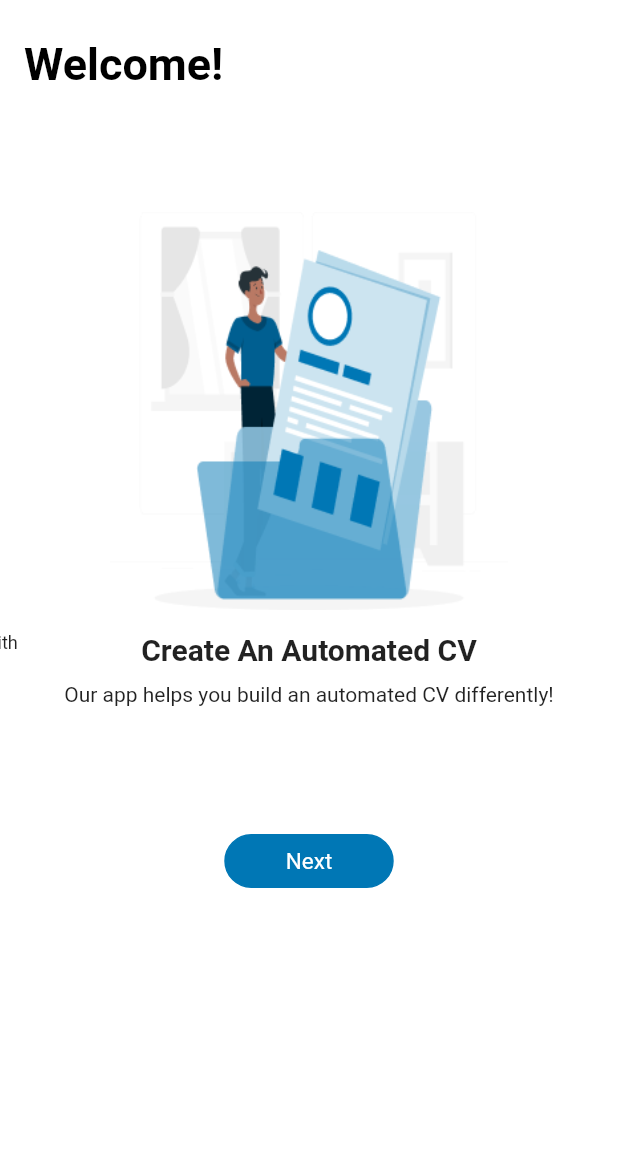
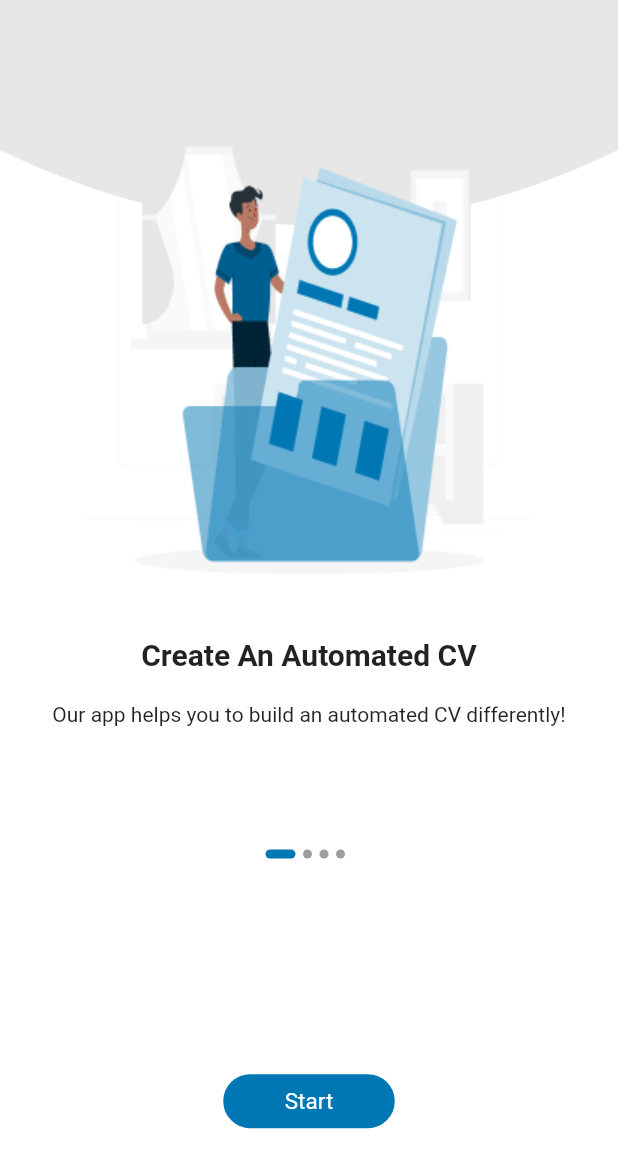
Before and after one commit to Amira-Ezz-149/cvito, a Flutter app: the screen it shows after launch, on a phone screen of 412 x 824 dp. Shown: the top 1168 px of the screen. Run offline on Flutter 3.47's test engine with Material 2 defaults, Android fonts, the phone set to English and light mode, and no system bars; drawn by our look-alikes of carousel_slider; our stand-ins replace animated_splash_screen.

Commit message:
add clip path

```diff
--- a/lib/constants.dart
+++ b/lib/constants/constants.dart
@@ -8,3 +8,5 @@ const Color kBasicColor = Color(0xff0077B5);
 ///    TextStyle kTextTitleDecoration1 = TextStyle(fontSize: 40.0);
 TextStyle kWelcomText = const TextStyle(
     color: Color(0xff040404), fontSize: 50, fontWeight: FontWeight.w700);
+
+const kAnimationDuration = Duration(milliseconds: 400);
--- /dev/null
+++ b/lib/constants/sized_config.dart
@@ -0,0 +1,31 @@
+
+import 'package:flutter/material.dart';
+
+class SizeConfig {
+  static late MediaQueryData _mediaQueryData;
+  static late double screenWidth;
+  static late double screenHeight;
+  static double? defaultSize;
+  static Orientation? orientation;
+
+  void init(BuildContext context) {
+    _mediaQueryData = MediaQuery.of(context);
+    screenWidth = _mediaQueryData.size.width;
+    screenHeight = _mediaQueryData.size.height;
+    orientation = _mediaQueryData.orientation;
+  }
+}
+
+// Get the proportionate height as per screen size
+double getProportionateScreenHeight(double inputHeight) {
+  double screenHeight = SizeConfig.screenHeight;
+  // 812 is the layout height that designer use
+  return (inputHeight / 812.0) * screenHeight;
+}
+
+// Get the proportionate height as per screen size
+double getProportionateScreenWidth(double inputWidth) {
+  double screenWidth = SizeConfig.screenWidth;
+  // 375 is the layout width that designer use
+  return (inputWidth / 375.0) * screenWidth;
+}
--- a/lib/layout/screens/get_started_screen.dart
+++ b/lib/layout/screens/get_started_screen.dart
@@ -1,4 +1,4 @@
-
+import 'package:cvito/constants/constants.dart';
 import 'package:cvito/layout/widgets/basic_custom_button.dart';
 import 'package:cvito/layout/widgets/secondary_custom_button.dart';
 import 'package:flutter/material.dart';
@@ -9,6 +9,17 @@ class GetStartedScreen extends StatelessWidget {
   @override
   Widget build(BuildContext context) {
     return Scaffold(
+      backgroundColor: Colors.white,
+      appBar: AppBar(
+        elevation: 0.0,
+        backgroundColor: Colors.white,
+        leading: IconButton(
+          color: kBasicColor,
+            onPressed: () {
+              Navigator.of(context).pop();
+            },
+            icon: Icon(Icons.arrow_back)),
+      ),
       body: Center(
         child: SingleChildScrollView(
           physics: const BouncingScrollPhysics(),
@@ -39,4 +50,3 @@ class GetStartedScreen extends StatelessWidget {
     );
   }
 }
-// buttonBorderAndTextColor: kBasicColor,buttonColor: Colors.white,
--- a/lib/layout/screens/home_screen.dart
+++ b/lib/layout/screens/home_screen.dart
@@ -1,15 +1,19 @@
+import 'package:flutter/cupertino.dart';
 import 'package:flutter/material.dart';
 
 class HomeScreen extends StatelessWidget {
   const HomeScreen({Key? key}) : super(key: key);
   static const String id = 'WelcomeScreen';
 
-
   @override
   Widget build(BuildContext context) {
     return Scaffold(
-      appBar: AppBar(),
-      body: const Scaffold()
+      backgroundColor: Colors.white,
+      body: Container(
+        color: Colors.green,
+        width: double.infinity,
+        child: Text('data'),
+      )
     );
   }
 }
--- a/lib/layout/screens/splash_screen.dart
+++ b/lib/layout/screens/splash_screen.dart
@@ -12,7 +12,7 @@ class SplashScreen extends StatelessWidget {
       backgroundColor: Colors.white,
       splashIconSize:180.0,
       splash: Image.asset('assets/images/app_logo.png', fit: BoxFit.cover),
-      nextScreen: const WelcomeScreen(),
+      nextScreen: WelcomeScreen(),
       splashTransition: SplashTransition.scaleTransition,
     );
   }
--- a/lib/layout/screens/tesssst.dart
+++ b/lib/layout/screens/tesssst.dart
@@ -1,45 +1 @@
 ///لو في أي كود محتاجين نشيله على جمب علشان نتيست كود تاني ممكن نحطه هنا مؤقتًا
-
-/*
-import 'package:flutter/material.dart';
-
-class IntroSlider extends StatelessWidget {
-
-  String? imageLink;
-  String? title;
-  String? description;
-
-  IntroSlider({Key? key,
-    this.imageLink,
-    this.title,
-    this.description,
-
-  }) : super(key: key);
-  @override
-  Widget build(BuildContext context) {
-    return Column(
-      children: [
-        Container(
-      height:200,
-      width: 200,
-
-         child:Image.asset(imageLink!),
-        ),
-        const SizedBox(
-          height: 15.0,
-        ),
-        Expanded(
-          child: Text(title!,
-            style: const TextStyle(fontWeight: FontWeight.bold, fontSize: 20.0),
-          ),
-        ),
-        const SizedBox(
-          height: 10.0,
-        ),
-      Expanded(child:   Text(description!,
-          textAlign: TextAlign.center),)
-      ],
-    );
-  }
-}
-*/
--- a/lib/layout/screens/welcome_screen.dart
+++ b/lib/layout/screens/welcome_screen.dart
@@ -1,86 +1,146 @@
+import 'package:cvito/constants/constants.dart';
+import 'package:cvito/constants/sized_config.dart';
 import 'package:cvito/layout/screens/get_started_screen.dart';
 import 'package:cvito/utilities.dart';
 import 'package:flutter/material.dart';
-import 'package:carousel_slider/carousel_slider.dart';
 import '../widgets/basic_custom_button.dart';
 import '../widgets/intro_slider.dart';
 
-class WelcomeScreen extends StatelessWidget {
-  static const String id = 'WelcomeScreen';
+class WelcomeScreen extends StatefulWidget {
+  @override
+  State<WelcomeScreen> createState() => _WelcomeScreenState();
+}
 
-  const WelcomeScreen({Key? key}) : super(key: key);
+class _WelcomeScreenState extends State<WelcomeScreen> {
+  int currentPage = 0;
+  List<Map> welcomeData = [
+    ///============================================
+    /// Create An Automated CV   ... rafiki image
+    {
+      "title": "Create An Automated CV",
+      "description": "Our app helps you to build an automated CV differently!",
+      "image": "assets/images/rafiki.png"
+    },
+
+    ///=====================================================================================
+    /// find your job ....bro image
+
+    {
+      "title": 'Find Your Job',
+      "description":
+          "It will also help you to find a job remotely without recruiters.",
+      "image": "assets/images/bro.png"
+    },
+
+    ///======================================================================================
+    ///find Employess  ....business image
+
+    {
+      "title": "Find Employees",
+      "description": "A company can also find its employees!",
+      "image": "assets/images/business.png"
+    },
+
+    ///============================================================================================
+    ///Create a manual CV  ....rafikti image
+
+    {
+      "title": "Create A Manual CV",
+      "description":
+          "Create your CV with yourself and customize it with any template that attracts you.",
+      "image": "assets/images/rafikti.png"
+    },
+  ];
 
   @override
   Widget build(BuildContext context) {
+    SizeConfig().init(context);
     return Scaffold(
-      appBar: AppBar(
-        elevation: 0.0,
+      ///white60
       backgroundColor: Colors.white,
-        title: const Padding(
-          padding: EdgeInsets.only(top: 30.0),
-          child: Text(
-            'Welcome!',
-            style: TextStyle(
-                color: Colors.black, fontWeight: FontWeight.bold, fontSize: 30),
+      body: SafeArea(
+        child: SizedBox(
+          width: double.infinity,
+          child: Column(
+            children: [
+              Expanded(
+                flex: 3,
+                child: PageView.builder(
+                  physics: const BouncingScrollPhysics(),
+                  onPageChanged: (value) {
+                    setState(() {
+                      currentPage = value;
+                    });
+                  },
+                  itemCount: welcomeData.length,
+                  itemBuilder: (context, index) => IntroSliderContent(
+                    title: welcomeData[index]['title'],
+                    description: welcomeData[index]['description'],
+                    imageLink: welcomeData[index]['image'],
                   ),
                 ),
               ),
-      backgroundColor: Colors.white,
-      body: SingleChildScrollView(
-        physics: const BouncingScrollPhysics(),
+              Expanded(
+                flex: 2,
+                child: Padding(
+                  padding: EdgeInsets.symmetric(
+                      horizontal: getProportionateScreenWidth(20)),
                   child: Column(
-          mainAxisAlignment: MainAxisAlignment.spaceEvenly,
-          children: [
-            SizedBox(
-              height: 500,
-              child: CarouselSlider(
-                items: <Widget>[
-                  ///======================================================================================
-                  /// Create An Automated CV   ... rafiki image
-                  IntroSlider(
-                    imageLink: 'assets/images/rafiki.png',
-                    title: 'Create An Automated CV',
-                    description:
-                        'Our app helps you build an automated CV differently!',
+                    children: <Widget>[
+                      const Spacer(),
+
+                      ///===============================================
+                      ///swapping between images
+                      Row(
+                        mainAxisAlignment: MainAxisAlignment.center,
+                        children: List.generate(
+                          welcomeData.length,
+
+                          ///============================================
+                          ///slider
+                              (index) => buildDot(
+                            index: index,
+                          ),
+                        ),
+                      ),
+                      const Spacer(
+                        flex: 2,
                       ),
 
-                  ///=====================================================================================
-                  /// find your job ....bro image
-                  IntroSlider(
-                    imageLink: 'assets/images/bro.png',
-                    title: 'Find Your Job',
-                    description:
-                        'It will also help you find a job remotely without recruiters.',
+                      ///=================================================
+                      /// next button
+                      SizedBox(
+                        child: BasicCustomButton(
+                            text: 'Start',
+                            function: () {
+                              navigateTo(
+                                  context: context, widget: GetStartedScreen());
+                            }),
                       ),
-
-                  ///======================================================================================
-                  ///find Employess  ....business image
-                  IntroSlider(
-                    imageLink: 'assets/images/business.png',
-                    title: 'Find Employees',
-                    description: 'A Company Can Also Find Its Employees!',
-                  ),
-
-                  ///============================================================================================
-                  ///Create a manual CV  ....rafikti image
-                  IntroSlider(
-                    imageLink: 'assets/images/rafikti.png',
-                    title: 'Create A Manual CV',
-                    description:
-                        'Create your CV with yourself and customize it with any template that attracts you.',
-                  ),
+                      const Spacer()
                     ],
-                options: CarouselOptions(
-                    enlargeCenterPage: true,
-                    height: MediaQuery.of(context).size.height * 40 / 100),
                   ),
                 ),
-         BasicCustomButton(text: 'Next', function: (){
-           navigateTo(context: context, widget: const GetStartedScreen());
-         })
+              )
             ],
+          ),
         ),
       ),
     );
   }
+
+
+
+
+  AnimatedContainer buildDot({int? index}) {
+    return AnimatedContainer(
+      margin: const EdgeInsets.only(right: 5),
+      height: 6,
+      width: currentPage == index ? 20 : 6,
+      decoration: BoxDecoration(
+          color: currentPage == index ? kBasicColor : Colors.grey,
+          borderRadius: BorderRadius.circular(3)),
+      duration: kAnimationDuration,
+    );
   }
+}
--- a/lib/layout/widgets/basic_custom_button.dart
+++ b/lib/layout/widgets/basic_custom_button.dart
@@ -1,4 +1,4 @@
-import 'package:cvito/constants.dart';
+import 'package:cvito/constants/constants.dart';
 import 'package:flutter/material.dart';
 
 class BasicCustomButton extends StatelessWidget {
@@ -10,7 +10,6 @@ class BasicCustomButton extends StatelessWidget {
   @override
   Widget build(BuildContext context) {
     return GestureDetector(
-
       onTap: function,
       child: FittedBox(
         child: Container(
@@ -25,7 +24,8 @@ class BasicCustomButton extends StatelessWidget {
             //     blurRadius: 5,
             //   ),
             // ],
-              borderRadius: BorderRadius.circular(50.0),),
+            borderRadius: BorderRadius.circular(50.0),
+          ),
           child: Padding(
             padding: const EdgeInsets.symmetric(vertical: 8, horizontal: 40),
             child: Text(
--- /dev/null
+++ b/lib/layout/widgets/clip_path.dart
@@ -0,0 +1,50 @@
+
+import 'package:flutter/material.dart';
+
+class DrawHalfCircle extends StatelessWidget {
+  const DrawHalfCircle({Key? key}) : super(key: key);
+
+  @override
+  Widget build(BuildContext context) {
+    return Scaffold(
+      ///white60
+      backgroundColor:Colors.white,
+      body: Column(
+        children: [
+          ClipPath(
+            clipper: MyCliper(),
+            child: Container(
+              height: 200,
+              decoration:  BoxDecoration(
+                color:Colors.grey.withOpacity(.25),
+              ),
+              child: const Center(),
+            ),
+          )
+        ],
+      ),
+    );
+  }
+}
+
+class MyCliper extends CustomClipper<Path> {
+  @override
+  Path getClip(Size size) {
+    double width = size.width;
+    double height = size.height;
+    double offset = 100.0;
+    var path = Path();
+    path.lineTo(0, height-offset);
+    path.quadraticBezierTo(width/2, height, width, height-offset);
+    path.lineTo(size.width, 0);
+    path.close();
+    return path;
+
+
+  }
+
+  @override
+  bool shouldReclip(covariant CustomClipper<Path> oldClipper) {
+    return true;
+  }
+}
--- a/lib/layout/widgets/intro_slider.dart
+++ b/lib/layout/widgets/intro_slider.dart
@@ -1,51 +1,59 @@
+import 'package:cvito/layout/widgets/clip_path.dart';
+import 'package:cvito/constants/sized_config.dart';
 import 'package:flutter/material.dart';
 
-class IntroSlider extends StatelessWidget {
-
-  String? imageLink;
-  String? title;
-  String? description;
-
-  IntroSlider({
-    this.imageLink,
-    this.title,
-    this.description,
-
-  });
-
+class IntroSliderContent extends StatelessWidget {
+  const IntroSliderContent({
+    Key? key,
+    required this.description,
+    required this.imageLink,
+    required this.title,
+  }) : super(key: key);
+  final String? title, description, imageLink;
 
   @override
   Widget build(BuildContext context) {
-    return Column(
+    return Stack(
       children: [
-        Expanded(
-          child: Container(
-            width: MediaQuery
-                .of(context)
-                .size
-                .width,
-            height: MediaQuery
-                .of(context)
-                .size
-                .height / 2.5,
-            decoration: BoxDecoration(
-                image: DecorationImage(
-                  fit: BoxFit.fitHeight,
-                  image: AssetImage(imageLink!),
-                )),
+        DrawHalfCircle(),
+        Container(
+          child: Column(
+            children: [
+              const Spacer(flex: 5),
+
+              const Spacer(flex: 3,),
+              Image.asset(
+                imageLink!,
+                height: getProportionateScreenHeight(300),
+                width: getProportionateScreenHeight(300),
+              ),
+              const Spacer(
+                flex: 4,
+              ),
+
+              ///===============================================
+              /// title
+              Text(
+                title!,
+                textAlign: TextAlign.center,
+                style: const TextStyle(fontWeight: FontWeight.bold, fontSize: 20.0),
+              ),
+              const Spacer(
+                flex: 2,
+              ),
+
+              ///===================================================
+              /// description
+              Center(child: Padding(
+                padding: const EdgeInsets.symmetric(horizontal: 5.0),
+                child: Text(description!, textAlign: TextAlign.center),
+              )),
+              const Spacer(
+                flex: 1,
+              ),
+            ],
           ),
         ),
-        const SizedBox(
-          height: 15.0,
-        ),
-        Text(title!,
-          style: const TextStyle(fontWeight: FontWeight.bold, fontSize: 20.0),
-        ),
-        const SizedBox(
-          height: 10.0,
-        ),
-        Text(description!,
-            textAlign: TextAlign.center),
       ],
     );
   }
--- a/lib/layout/widgets/secondary_custom_button.dart
+++ b/lib/layout/widgets/secondary_custom_button.dart
@@ -1,15 +1,15 @@
-import 'package:cvito/constants.dart';
+import 'package:cvito/constants/constants.dart';
 import 'package:flutter/material.dart';
-
 
 /// for company button
 class SecondaryCustomButton extends StatelessWidget {
-  const SecondaryCustomButton({@required this.text, @required this.function,});
+  const SecondaryCustomButton({
+    @required this.text,
+    @required this.function,
+  });
 
   final String? text;
   final VoidCallback? function;
-
-
 
   @override
   Widget build(BuildContext context) {
@@ -21,7 +21,8 @@ class SecondaryCustomButton extends StatelessWidget {
           decoration: BoxDecoration(
             border: Border.all(color: kBasicColor),
             color: Colors.white,
-            borderRadius: BorderRadius.circular(50.0),),
+            borderRadius: BorderRadius.circular(50.0),
+          ),
           child: Padding(
             padding: const EdgeInsets.symmetric(vertical: 8, horizontal: 40),
             child: Text(
--- a/lib/main.dart
+++ b/lib/main.dart
@@ -1,7 +1,4 @@
-import 'package:cvito/layout/screens/splash_screen.dart';
 import 'package:flutter/material.dart';
-import 'package:animated_splash_screen/animated_splash_screen.dart';
-import 'layout/screens/home_screen.dart';
 import 'layout/screens/welcome_screen.dart';
 
 void main() {
@@ -17,15 +14,17 @@ class MyApp extends StatelessWidget {
       debugShowCheckedModeBanner: false,
       title: 'Flutter Demo',
       theme: ThemeData(
-          primarySwatch: Colors.blue,
-          backgroundColor: Colors.blue,
-        ),
-      routes: {
-        WelcomeScreen.id: (context) => WelcomeScreen(),
-        // HomeScreen.id: (context) => HomeScreen(),
-      },
-      initialRoute: SplashScreen.id,
-      home: SplashScreen(),
+          //primarySwatch: Colors.blue,
+          // backgroundColor: kBackgroundColor,
+          ),
+      // routes: {
+      //   WelcomeScreen.id: (context) => WelcomeScreen(),
+      //   // HomeScreen.id: (context) => HomeScreen(),
+      // },
+      // initialRoute: SplashScreen.id,
+      home: WelcomeScreen(),
+
+      //  home: DrawHalfCircle(),
     );
   }
 }
--- a/lib/utilities.dart
+++ b/lib/utilities.dart
@@ -1,5 +1,4 @@
 import 'package:flutter/material.dart';
-
 
 ///here is the most methods we will use many times
 
--- a/pubspec.yaml
+++ b/pubspec.yaml
@@ -39,6 +39,8 @@ dependencies:
   carousel_slider: ^4.0.0
   delayed_display: ^2.0.0
   flutter_carousel_slider: ^1.0.8
+  bloc: ^8.0.1
+  flutter_bloc: ^8.0.1
 
 dev_dependencies:
   flutter_test:
```
Also changed, not shown: lib/cubit/cubit.dart (added), lib/cubit/states.dart (added), pubspec.lock. Lines whose indentation alone changed are shown as unchanged.
